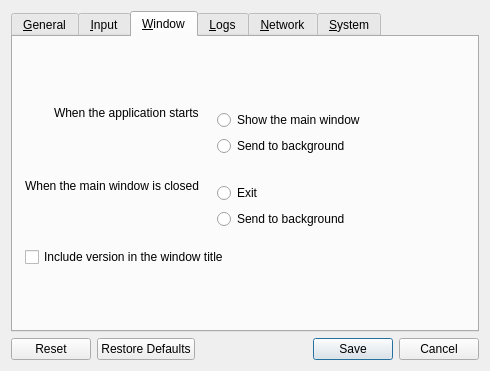
Cherry-Company/ieum, file src/lib/gui/dialogs/SettingsDialog.ui: the form before one commit.
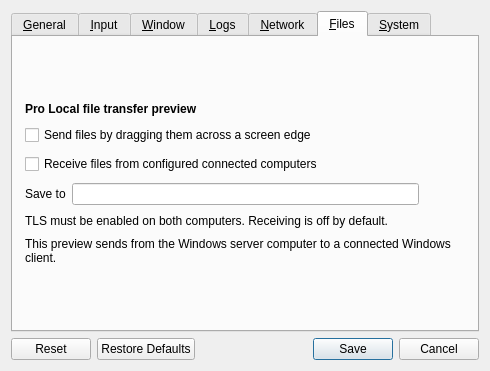
The form after the commit. The open tabs and pages were chosen to show the change. Icons and pictures are not drawn.

Commit message: feat(file-transfer): ship Pro Local Windows preview (#66)

Diff of the .ui file:
```diff
--- a/src/lib/gui/dialogs/SettingsDialog.ui
+++ b/src/lib/gui/dialogs/SettingsDialog.ui
@@ -946,6 +946,139 @@
        </item>
       </layout>
      </widget>
+     <widget class="QWidget" name="tabFileTransfer">
+      <attribute name="title">
+       <string>&amp;Files</string>
+      </attribute>
+      <layout class="QVBoxLayout" name="verticalLayoutFileTransfer">
+       <property name="spacing">
+        <number>9</number>
+       </property>
+       <property name="leftMargin">
+        <number>12</number>
+       </property>
+       <property name="topMargin">
+        <number>0</number>
+       </property>
+       <property name="rightMargin">
+        <number>12</number>
+       </property>
+       <property name="bottomMargin">
+        <number>0</number>
+       </property>
+       <item>
+        <spacer name="verticalSpacerFileTransferTop">
+         <property name="orientation">
+          <enum>Qt::Orientation::Vertical</enum>
+         </property>
+         <property name="sizeHint" stdset="0">
+          <size>
+           <width>20</width>
+           <height>0</height>
+          </size>
+         </property>
+        </spacer>
+       </item>
+       <item>
+        <widget class="QLabel" name="lblFileTransferTitle">
+         <property name="text">
+          <string>&lt;b&gt;Pro Local file transfer preview&lt;/b&gt;</string>
+         </property>
+        </widget>
+       </item>
+       <item>
+        <widget class="QCheckBox" name="cbFileTransferEnabled">
+         <property name="text">
+          <string>Send files by dragging them across a screen edge</string>
+         </property>
+        </widget>
+       </item>
+       <item>
+        <widget class="QCheckBox" name="cbFileTransferReceive">
+         <property name="text">
+          <string>Receive files from configured connected computers</string>
+         </property>
+        </widget>
+       </item>
+       <item>
+        <widget class="QWidget" name="widgetFileTransferDestination" native="true">
+         <layout class="QHBoxLayout" name="horizontalLayoutFileTransferDestination">
+          <property name="leftMargin">
+           <number>0</number>
+          </property>
+          <property name="topMargin">
+           <number>0</number>
+          </property>
+          <property name="rightMargin">
+           <number>0</number>
+          </property>
+          <property name="bottomMargin">
+           <number>0</number>
+          </property>
+          <item>
+           <widget class="QLabel" name="lblFileTransferDirectory">
+            <property name="text">
+             <string>Save to</string>
+            </property>
+           </widget>
+          </item>
+          <item>
+           <widget class="QLineEdit" name="lineFileTransferDirectory"/>
+          </item>
+          <item>
+           <widget class="QPushButton" name="btnBrowseFileTransfer">
+            <property name="toolTip">
+             <string>Choose destination folder</string>
+            </property>
+            <property name="text">
+             <string/>
+            </property>
+            <property name="icon">
+             <iconset theme="QIcon::ThemeIcon::DocumentOpen"/>
+            </property>
+            <property name="flat">
+             <bool>true</bool>
+            </property>
+           </widget>
+          </item>
+         </layout>
+        </widget>
+       </item>
+       <item>
+        <widget class="QLabel" name="lblFileTransferTls">
+         <property name="text">
+          <string>TLS must be enabled on both computers. Receiving is off by default.</string>
+         </property>
+         <property name="wordWrap">
+          <bool>true</bool>
+         </property>
+        </widget>
+       </item>
+       <item>
+        <widget class="QLabel" name="lblFileTransferPreview">
+         <property name="text">
+          <string>This preview sends from the Windows server computer to a connected Windows client.</string>
+         </property>
+         <property name="wordWrap">
+          <bool>true</bool>
+         </property>
+        </widget>
+       </item>
+       <item>
+        <spacer name="verticalSpacerFileTransferBottom">
+         <property name="orientation">
+          <enum>Qt::Orientation::Vertical</enum>
+         </property>
+         <property name="sizeHint" stdset="0">
+          <size>
+           <width>20</width>
+           <height>0</height>
+          </size>
+         </property>
+        </spacer>
+       </item>
+      </layout>
+     </widget>
      <widget class="QWidget" name="tabAdvanced">
       <attribute name="title">
        <string>&amp;System</string>
```
The commit also changes 62 other files.
